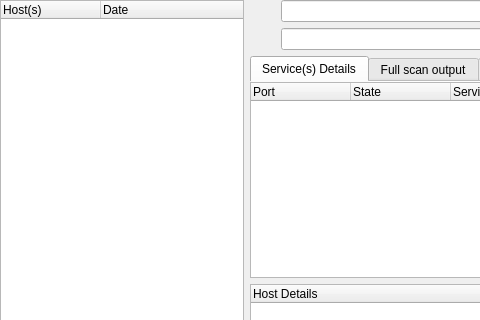
This is src/app/ui/scanwidget.ui in nmapsi4/nmapsi4 as Qt 5 draws it before an edit; both pictures show x 0 to 480 and y 0 to 320 of the 761 by 485 pixel window. The edited form follows.
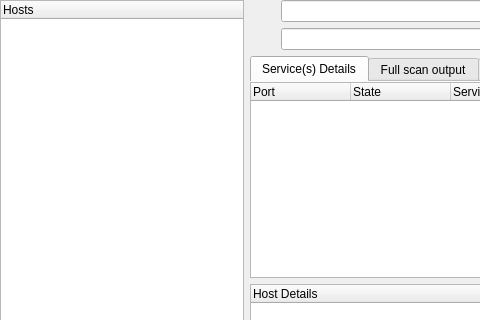
This is the edited form. Icons and pictures are not drawn.

Patch:
```diff
--- a/src/app/ui/scanwidget.ui
+++ b/src/app/ui/scanwidget.ui
@@ -43,6 +43,9 @@
           <height>0</height>
          </size>
         </property>
+        <property name="styleSheet">
+         <string notr="true"/>
+        </property>
         <property name="frameShape">
          <enum>QFrame::StyledPanel</enum>
         </property>
@@ -57,12 +60,7 @@
         </property>
         <column>
          <property name="text">
-          <string>Host(s)</string>
-         </property>
-        </column>
-        <column>
-         <property name="text">
-          <string>Date</string>
+          <string>Hosts</string>
          </property>
         </column>
        </widget>
```
